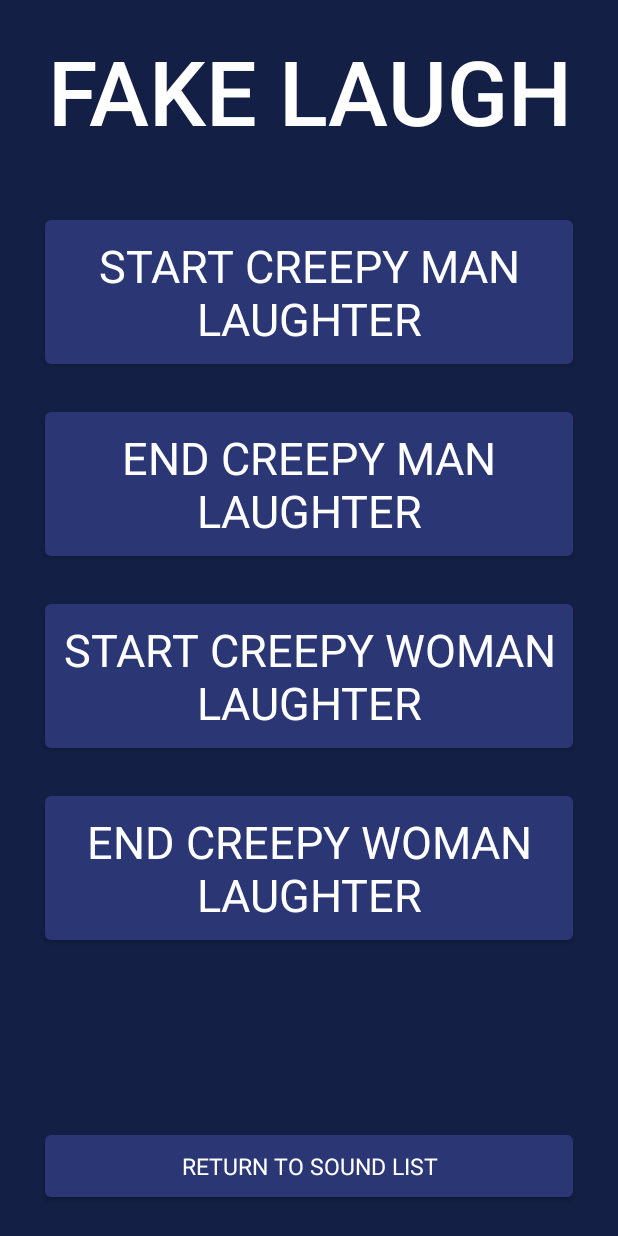
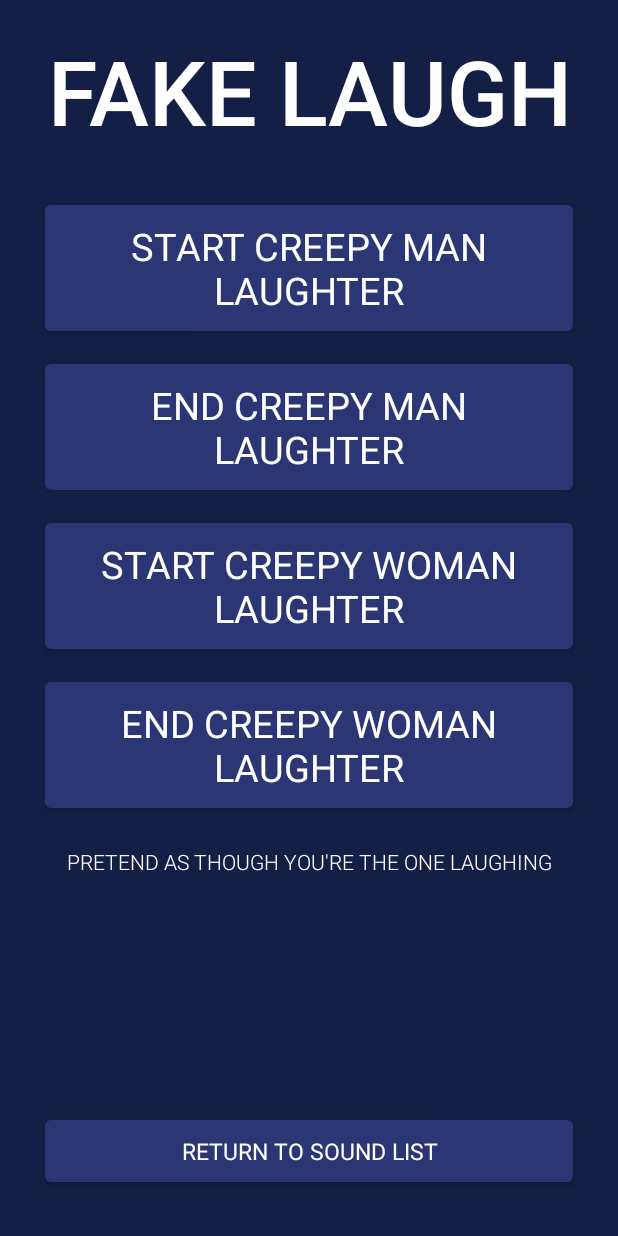
Before and after one commit to sunlaurel/SafetyApp, an Android app: the LaughActivity screen opened directly, with no data from a screen before it, on a phone screen of 412 x 824 dp. Run offline under Robolectric (Android 15) with nearby library versions, the phone set to English and light mode, and no system bars.

Commit message:
Working except for moving from fragment to activity

```diff
--- a/app/src/main/AndroidManifest.xml
+++ b/app/src/main/AndroidManifest.xml
@@ -9,6 +9,7 @@
     <uses-permission android:name="android.permission.FOREGROUND_SERVICE" />
     <uses-permission android:name="android.permission.INTERNET" />
     <uses-permission android:name="com.google.android.providers.gsf.permission.    READ_GSERVICES" />
+    <uses-permission android:name="android.permission.CALL_PHONE"/>
 
     <application
         android:allowBackup="true"
--- a/app/src/main/java/com/example/safetyapp/DirectionHelper/PointsParser.java
+++ b/app/src/main/java/com/example/safetyapp/DirectionHelper/PointsParser.java
@@ -18,8 +18,8 @@ import java.util.Objects;
 public class PointsParser extends AsyncTask<String, Integer, List<List<HashMap<String, String>>>> {
     TaskLoadedCallback taskCallback;
 
-    public PointsParser(Context mContext) {
-        this.taskCallback = (TaskLoadedCallback) mContext;
+    public PointsParser(TaskLoadedCallback callback) {
+        this.taskCallback = callback;
     }
 
     // Parsing the data in non-ui thread
--- a/app/src/main/java/com/example/safetyapp/DirectionHelper/TaskLoadedCallback.java
+++ b/app/src/main/java/com/example/safetyapp/DirectionHelper/TaskLoadedCallback.java
@@ -1,5 +1,5 @@
 package com.example.safetyapp.DirectionHelper;
 
-public interface TaskLoadedCallback {
+public interface  TaskLoadedCallback {
     void onTaskDone(Object... values);
 }
--- a/app/src/main/java/com/example/safetyapp/LaughActivity.java
+++ b/app/src/main/java/com/example/safetyapp/LaughActivity.java
@@ -7,8 +7,16 @@ import android.media.MediaPlayer;
 import android.os.Bundle;
 import android.view.View;
 import android.widget.Button;
+import android.widget.TextView;
 
 public class LaughActivity extends AppCompatActivity {
+
+    Button manLaughStart;
+    Button womanLaughStart;
+    Button manLaughEnd;
+    Button womanLaughEnd;
+    Button returnLaugh;
+    TextView note;
 
     @Override
     protected void onCreate(Bundle savedInstanceState) {
@@ -18,11 +26,12 @@ public class LaughActivity extends AppCompatActivity {
         final MediaPlayer manLaughMP = MediaPlayer.create(this, R.raw.man_laugh);
         final MediaPlayer womanLaughMP = MediaPlayer.create(this, R.raw.woman_laugh);
 
-        Button manLaughStart = (Button) findViewById(R.id.manLaughStartBtn);
-        Button womanLaughStart = (Button) findViewById(R.id.womanLaughStartBtn);
-        Button manLaughEnd = (Button) findViewById(R.id.manLaughEndBtn);
-        Button womanLaughEnd = (Button) findViewById(R.id.womanLaughEndBtn);
-        Button returnLaugh = (Button) findViewById(R.id.laughReturnBtn);
+        manLaughStart = (Button) findViewById(R.id.manLaughStartBtn);
+        womanLaughStart = (Button) findViewById(R.id.womanLaughStartBtn);
+        manLaughEnd = (Button) findViewById(R.id.manLaughEndBtn);
+        womanLaughEnd = (Button) findViewById(R.id.womanLaughEndBtn);
+        returnLaugh = (Button) findViewById(R.id.laughReturnBtn);
+        note = (TextView) findViewById(R.id.tvFakeLaughterNote);
 
         manLaughStart.setOnClickListener(new View.OnClickListener() {
             @Override
@@ -61,7 +70,12 @@ public class LaughActivity extends AppCompatActivity {
     }
     public void openSounds ()
     {
-        Intent intent = new Intent(this, SoundsFragment.class);
-        startActivity(intent);
+        getSupportFragmentManager().beginTransaction().replace(R.id.container, new SoundsFragment()).commit();
+        manLaughStart.setVisibility(View.GONE);
+        womanLaughStart.setVisibility(View.GONE);
+        manLaughEnd.setVisibility(View.GONE);
+        womanLaughEnd.setVisibility(View.GONE);
+        returnLaugh.setVisibility(View.GONE);
+        note.setVisibility(View.GONE);
     }
 }
--- a/app/src/main/java/com/example/safetyapp/LocationService.java
+++ b/app/src/main/java/com/example/safetyapp/LocationService.java
@@ -60,7 +60,7 @@ public class LocationService extends Service {
                                 .snippet(LocationService.latLng.latitude + ", " + LocationService.latLng.longitude);
                         yourLocation = googleMap.addMarker(options);
                         yourLocation.setTag(0);
-                        googleMap.moveCamera(CameraUpdateFactory.newLatLngZoom(LocationService.latLng, 10));
+                        googleMap.moveCamera(CameraUpdateFactory.newLatLngZoom(LocationService.latLng, 13));
                     } else {
                         yourLocation.setPosition(latLng);
                     }
--- a/app/src/main/java/com/example/safetyapp/SoundsFragment.java
+++ b/app/src/main/java/com/example/safetyapp/SoundsFragment.java
@@ -5,6 +5,7 @@ import android.view.LayoutInflater;
 import android.view.View;
 import android.view.ViewGroup;
 
+import androidx.appcompat.app.AppCompatActivity;
 import androidx.fragment.app.Fragment;
 
 import com.example.safetyapp.CallActivity;
--- a/app/src/main/res/layout/activity_call.xml
+++ b/app/src/main/res/layout/activity_call.xml
@@ -5,7 +5,8 @@
     android:layout_width="match_parent"
     android:layout_height="match_parent"
     tools:context=".CallActivity"
-    android:background="#141F45">
+    android:background="#141F45"
+    android:id="@+id/container">
 
     <TextView
         android:id="@+id/tvFakeCall"
--- a/app/src/main/res/layout/activity_dog.xml
+++ b/app/src/main/res/layout/activity_dog.xml
@@ -4,7 +4,8 @@
     xmlns:tools="http://schemas.android.com/tools"
     android:layout_width="match_parent"
     android:layout_height="match_parent"
-    android:background="#141F45">
+    android:background="#141F45"
+    android:id="@+id/container">
 
     <TextView
         android:id="@+id/tvDogBark"
--- a/app/src/main/res/layout/activity_laugh.xml
+++ b/app/src/main/res/layout/activity_laugh.xml
@@ -5,7 +5,8 @@
     android:layout_width="match_parent"
     android:layout_height="match_parent"
     tools:context=".LaughActivity"
-    android:background="#141F45">
+    android:background="#141F45"
+    android:id="@+id/container">
 
     <TextView
         android:id="@+id/tvLaughter"
@@ -25,12 +26,12 @@
         android:id="@+id/manLaughStartBtn"
         android:layout_width="match_parent"
         android:layout_height="wrap_content"
-        android:layout_marginTop="20dp"
+        android:layout_marginTop="10dp"
         android:layout_marginStart="30dp"
         android:layout_marginEnd="30dp"
         android:padding="10dp"
         android:text="Start Creepy Man Laughter"
-        android:textSize="30dp"
+        android:textSize="25dp"
         android:textAllCaps="true"
         android:textAppearance="@style/TextAppearance.AppCompat.Large"
         app:layout_constraintEnd_toEndOf="@+id/tvLaughter"
@@ -41,12 +42,12 @@
         android:id="@+id/womanLaughStartBtn"
         android:layout_width="match_parent"
         android:layout_height="wrap_content"
-        android:layout_marginTop="20dp"
+        android:layout_marginTop="10dp"
         android:layout_marginStart="30dp"
         android:layout_marginEnd="30dp"
         android:padding="10dp"
         android:text="Start Creepy Woman Laughter"
-        android:textSize="30dp"
+        android:textSize="25dp"
         android:textAllCaps="true"
         android:textAppearance="@style/TextAppearance.AppCompat.Large"
         app:layout_constraintEnd_toEndOf="@+id/manLaughEndBtn"
@@ -57,12 +58,12 @@
         android:id="@+id/manLaughEndBtn"
         android:layout_width="match_parent"
         android:layout_height="wrap_content"
-        android:layout_marginTop="20dp"
+        android:layout_marginTop="10dp"
         android:layout_marginStart="30dp"
         android:layout_marginEnd="30dp"
         android:padding="10dp"
         android:text="End Creepy Man Laughter"
-        android:textSize="30dp"
+        android:textSize="25dp"
         android:textAllCaps="true"
         android:textAppearance="@style/TextAppearance.AppCompat.Large"
         app:layout_constraintEnd_toEndOf="@+id/manLaughStartBtn"
@@ -74,23 +75,37 @@
         android:id="@+id/womanLaughEndBtn"
         android:layout_width="match_parent"
         android:layout_height="wrap_content"
-        android:layout_marginTop="20dp"
+        android:layout_marginTop="10dp"
         android:layout_marginStart="30dp"
         android:layout_marginEnd="30dp"
         android:padding="10dp"
         android:text="End Creepy Woman Laughter"
-        android:textSize="30dp"
+        android:textSize="25dp"
         android:textAllCaps="true"
         android:textAppearance="@style/TextAppearance.AppCompat.Large"
         app:layout_constraintEnd_toEndOf="@+id/womanLaughStartBtn"
         app:layout_constraintStart_toStartOf="@+id/womanLaughStartBtn"
         app:layout_constraintTop_toBottomOf="@+id/womanLaughStartBtn" />
 
+    <TextView
+        android:id="@+id/tvFakeLaughterNote"
+        android:layout_width="match_parent"
+        android:layout_height="wrap_content"
+        android:text="Pretend as though you're the one laughing"
+        android:textColor="@color/white"
+        android:textAllCaps="true"
+        android:gravity="center"
+        android:fontFamily="sans-serif-light"
+        android:layout_marginTop="20dp"
+        android:layout_marginStart="10dp"
+        android:layout_marginEnd="10dp"
+        app:layout_constraintTop_toBottomOf="@+id/womanLaughEndBtn"/>
+
     <Button
         android:id="@+id/laughReturnBtn"
         android:layout_width="match_parent"
         android:layout_height="wrap_content"
-        android:layout_marginBottom="20dp"
+        android:layout_marginBottom="30dp"
         android:padding="10dp"
         android:text="Return to Sound List"
         android:textSize="15dp"
--- a/app/src/main/res/layout/fragment_call.xml
+++ b/app/src/main/res/layout/fragment_call.xml
@@ -20,12 +20,13 @@
         app:layout_constraintTop_toTopOf="parent"/>
 
     <Button
-        android:id="@+id/callIcon"
+        android:id="@+id/callBtn"
         android:layout_width="200dp"
         android:layout_height="200dp"
         android:layout_marginStart="104dp"
         android:layout_marginTop="16dp"
         android:background="@drawable/ic_baseline_phone_in_talk_24"
+
         android:gravity="center_horizontal"
         app:layout_constraintStart_toStartOf="@id/tvCall"
         app:layout_constraintTop_toBottomOf="@id/tvCall" />
@@ -36,7 +37,7 @@
         android:layout_height="wrap_content"
         android:text="911"
         android:layout_marginTop="30dp"
-        app:layout_constraintTop_toBottomOf="@id/callIcon"
+        app:layout_constraintTop_toBottomOf="@id/callBtn"
         android:gravity="center"
         android:textSize="40dp"/>
 
--- a/app/src/main/res/layout/fragment_map.xml
+++ b/app/src/main/res/layout/fragment_map.xml
@@ -18,7 +18,7 @@
         android:layout_width="wrap_content"
         android:layout_height="wrap_content"
         android:layout_alignParentBottom="true"
-        android:layout_marginRight="20dp"
+        android:layout_marginStart="20dp"
         android:layout_marginBottom="24dp"
         android:background="@drawable/custom_button"
         android:text="Start directions"
```
Also changed, not shown: app/src/main/java/com/example/safetyapp/CallActivity.java (+20 -5 lines), app/src/main/java/com/example/safetyapp/CallFragment.java (+41 -2 lines), app/src/main/java/com/example/safetyapp/DogActivity.java (+17 -5 lines), app/src/main/java/com/example/safetyapp/FetchData/FetchDirections.java (+5 -4 lines), app/src/main/java/com/example/safetyapp/FetchData/FetchPlaceDetail.java (+8 -8 lines), app/src/main/java/com/example/safetyapp/MainActivity.java (+12 -6 lines), app/src/main/java/com/example/safetyapp/MapFragment.java (+7 -2 lines), app/src/main/java/com/example/safetyapp/PopUpWindow.java (+5 -24 lines), app/src/main/res/layout/activity_pop_up_window.xml (+32 -54 lines).
